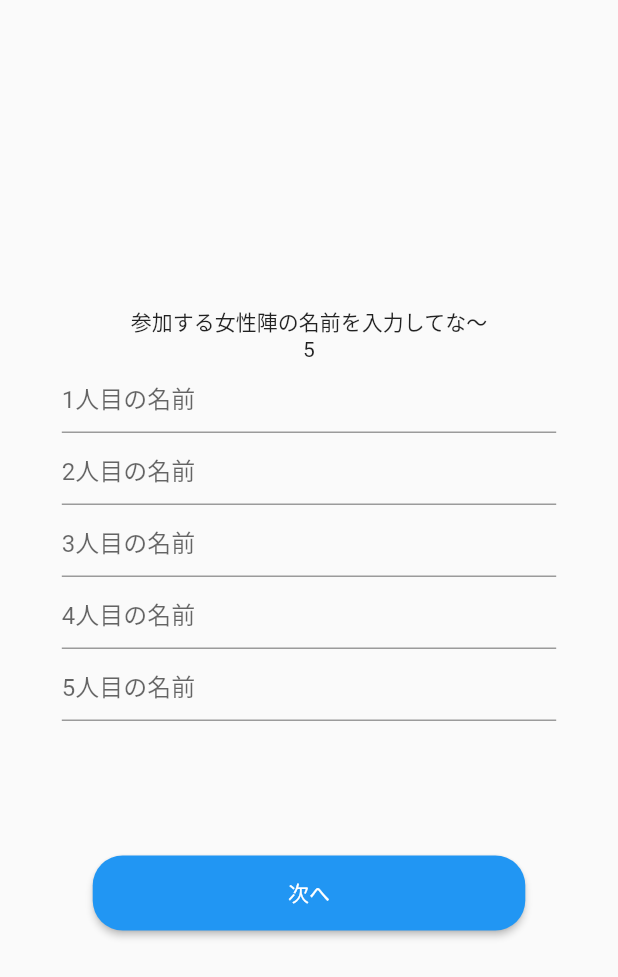
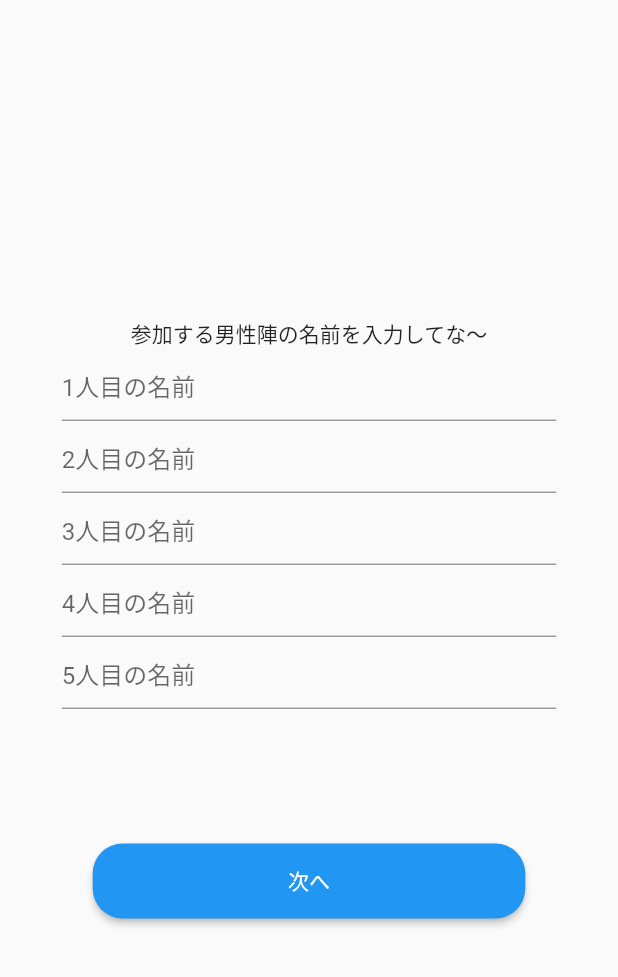
Before and after one commit to gentixyann/lovemageddon, a Flutter app: the WomanNameScreen screen opened directly, after a tap on "次へ", on a phone screen of 412 x 824 dp. Shown: the top 977 px of the screen. Run offline on Flutter 3.47's test engine with Material 2 defaults, Android fonts, the phone set to English and light mode, and no system bars; our stand-ins replace flutter_riverpod.

Commit message:
男性の名前を入力するscreenを作成

```diff
--- /dev/null
+++ b/lib/features/choice_men/choice_men_screen.dart
@@ -0,0 +1,14 @@
+import 'package:flutter/material.dart';
+
+class ChoiceMenScreen extends StatelessWidget {
+  const ChoiceMenScreen({super.key});
+
+  @override
+  Widget build(BuildContext context) {
+    return Scaffold(
+      body: Center(
+        child: Text('ラブマゲドンしたい男性を選んでな'),
+      ),
+    );
+  }
+}
--- /dev/null
+++ b/lib/features/man_name/man_name_screen.dart
@@ -0,0 +1,72 @@
+import 'package:flutter/material.dart';
+import 'package:flutter_riverpod/flutter_riverpod.dart';
+import 'package:lovemageddon/features/choice_men/choice_men_screen.dart';
+import 'package:lovemageddon/providers/providers.dart';
+
+class ManNameScreen extends ConsumerWidget {
+  const ManNameScreen({super.key});
+
+  void moveStep(BuildContext ctx) {
+    Navigator.push(
+        ctx, MaterialPageRoute(builder: (ctx) => const ChoiceMenScreen()));
+  }
+
+  @override
+  Widget build(BuildContext context, WidgetRef ref) {
+    var _screenSize = MediaQuery.of(context).size;
+    final numberOfMember = ref.watch(numberProvider);
+
+    List<TextEditingController> _nameController =
+        List.generate(numberOfMember!, (i) => TextEditingController());
+
+    return Scaffold(
+      body: Center(
+        child: Column(
+          mainAxisSize: MainAxisSize.min,
+          children: [
+            const Text(
+              '参加する男性陣の名前を入力してな〜',
+            ),
+            SizedBox(
+              width: _screenSize.width * 0.8,
+              height: _screenSize.height * 0.4,
+              child: ListView.builder(
+                  itemCount: numberOfMember,
+                  itemBuilder: (BuildContext context, int index) {
+                    int memberIndex = index + 1;
+                    String memberIndexText = memberIndex.toString();
+                    return TextFormField(
+                      controller: _nameController[index],
+                      maxLines: 1,
+                      textInputAction: TextInputAction.next,
+                      decoration:
+                          InputDecoration(hintText: '$memberIndexText人目の名前'),
+                    );
+                  }),
+            ),
+            SizedBox(
+              width: _screenSize.width * 0.7,
+              child: ElevatedButton(
+                onPressed: () {
+                  final nameList = [
+                    for (int i = 0; i < numberOfMember; i++)
+                      _nameController[i].text
+                  ];
+                  ref.read(manNameProvider.notifier).state = nameList;
+                  moveStep(context);
+                },
+                style: ElevatedButton.styleFrom(
+                  minimumSize: const Size(double.infinity, 50),
+                  shape: RoundedRectangleBorder(
+                    borderRadius: BorderRadius.circular(20),
+                  ),
+                ),
+                child: const Text('次へ'),
+              ),
+            ),
+          ],
+        ),
+      ),
+    );
+  }
+}
--- a/lib/features/number_members/number_members_screen.dart
+++ b/lib/features/number_members/number_members_screen.dart
@@ -16,7 +16,7 @@ class _NumberMembersScreen extends ConsumerState<NumberMembersScreen> {
 
   void moveStep(BuildContext ctx) {
     Navigator.push(
-        context, MaterialPageRoute(builder: (ctx) => const WomanNameScreen()));
+        ctx, MaterialPageRoute(builder: (ctx) => const WomanNameScreen()));
   }
 
   @override
--- a/lib/features/woman_name/woman_name_screen.dart
+++ b/lib/features/woman_name/woman_name_screen.dart
@@ -1,9 +1,15 @@
 import 'package:flutter/material.dart';
 import 'package:flutter_riverpod/flutter_riverpod.dart';
+import 'package:lovemageddon/features/man_name/man_name_screen.dart';
 import 'package:lovemageddon/providers/providers.dart';
 
 class WomanNameScreen extends ConsumerWidget {
   const WomanNameScreen({super.key});
+
+  void moveStep(BuildContext ctx) {
+    Navigator.push(
+        ctx, MaterialPageRoute(builder: (ctx) => const ManNameScreen()));
+  }
 
   @override
   Widget build(BuildContext context, WidgetRef ref) {
@@ -21,7 +27,6 @@ class WomanNameScreen extends ConsumerWidget {
           const Text(
             '参加する女性陣の名前を入力してな〜',
           ),
-          Text(numberOfMember.toString()),
           SizedBox(
             width: _screenSize.width * 0.8,
             height: _screenSize.height * 0.4,
@@ -43,7 +48,12 @@ class WomanNameScreen extends ConsumerWidget {
             width: _screenSize.width * 0.7,
             child: ElevatedButton(
               onPressed: () {
-                print(_nameController[0].text);
+                final nameList = [
+                  for (int i = 0; i < numberOfMember; i++)
+                    _nameController[i].text
+                ];
+                ref.read(womanNameProvider.notifier).state = nameList;
+                moveStep(context);
               },
               style: ElevatedButton.styleFrom(
                 minimumSize: const Size(double.infinity, 50),
```
